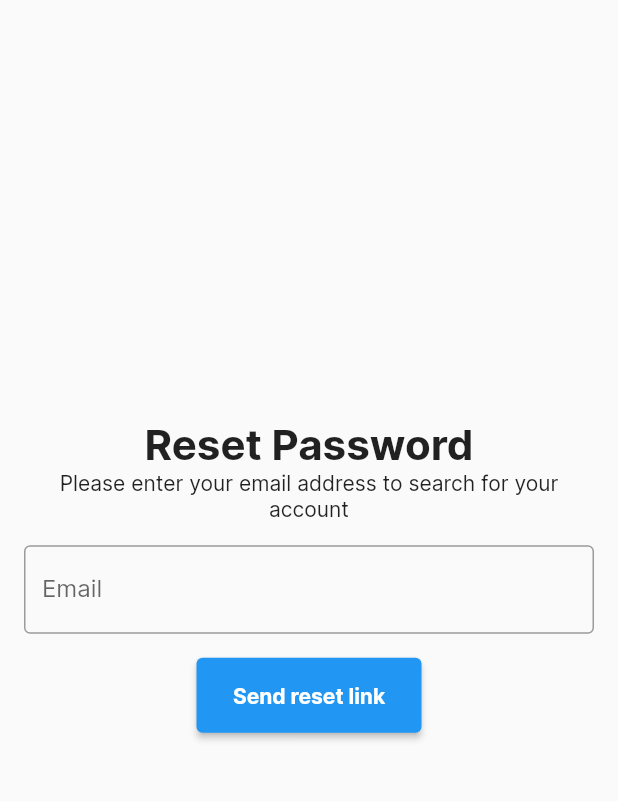
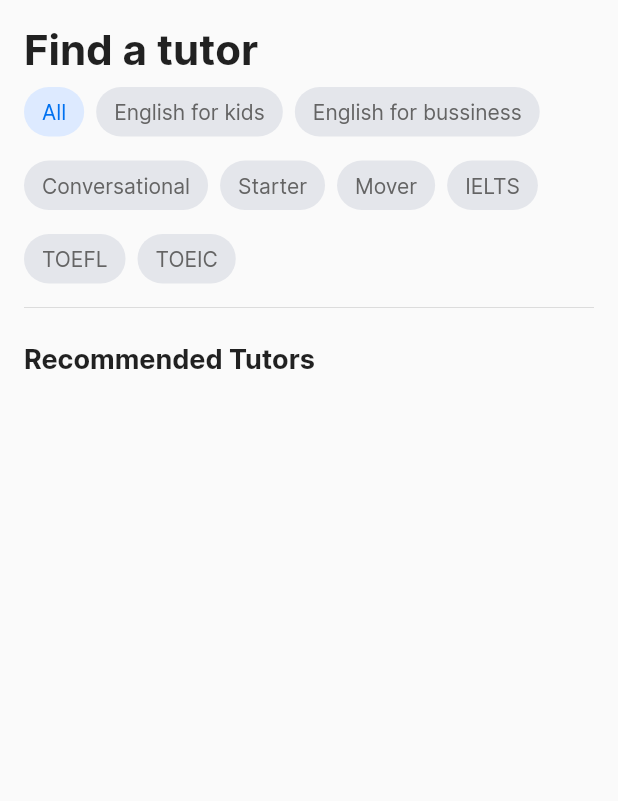
Before and after one commit to dainghia-tran/LetTutor, a Flutter app: the screen it shows after launch, on a phone screen of 412 x 824 dp, the part 84-885 px from its top. Run offline on Flutter 3.47's test engine with Material 2 defaults, Android fonts, the phone set to English and light mode, and no system bars; our stand-ins replace flutter_boxicons, flutter_svg.

Commit message:
Find tutors page without tutors cards

```diff
--- a/lib/lettutor_app.dart
+++ b/lib/lettutor_app.dart
@@ -1,4 +1,5 @@
 import 'package:flutter/material.dart';
+import 'package:lettutor/pages/find_tutor/find_tutor_page.dart';
 import 'package:lettutor/pages/login/login_page.dart';
 import 'package:lettutor/pages/reset_password/reset_password_page.dart';
 import 'package:lettutor/pages/sign_up/sign_up_page.dart';
@@ -10,7 +11,7 @@ class LetTutorApp extends StatelessWidget {
   Widget build(BuildContext context) {
     return MaterialApp(
       theme: ThemeData(fontFamily: 'Inter'),
-      home: const ResetPasswordPage(),
+      home: const FindTutorPage(),
     );
   }
 }
--- /dev/null
+++ b/lib/pages/find_tutor/find_tutor_page.dart
@@ -0,0 +1,87 @@
+import 'package:flutter/material.dart';
+import 'package:flutter_svg/svg.dart';
+import 'package:lettutor/widgets/tag.dart';
+
+class FindTutorPage extends StatefulWidget {
+  const FindTutorPage({Key? key}) : super(key: key);
+
+  @override
+  _FindTutorPageState createState() => _FindTutorPageState();
+}
+
+class _FindTutorPageState extends State<FindTutorPage> {
+  @override
+  Widget build(BuildContext context) {
+    return Scaffold(
+      appBar: AppBar(
+          elevation: 0,
+          backgroundColor: Theme.of(context).scaffoldBackgroundColor,
+          leading: Padding(
+            padding: const EdgeInsets.fromLTRB(16, 0, 0, 0),
+            child: SvgPicture.asset('assets/lettutor_logo.svg',
+                semanticsLabel: 'LetTutor logo'),
+          ),
+          leadingWidth: 200),
+      body: Padding(
+        padding: const EdgeInsets.all(16),
+        child: Column(
+          crossAxisAlignment: CrossAxisAlignment.start,
+          children: [
+            const Text(
+              'Find a tutor',
+              style: TextStyle(fontWeight: FontWeight.bold, fontSize: 28),
+            ),
+            Wrap(
+              children: [
+                Padding(
+                  padding: const EdgeInsets.fromLTRB(0, 8, 8, 8),
+                  child: Tag(text: 'All', isActive: true, onClick: (){},),
+                ),
+                Padding(
+                  padding: const EdgeInsets.fromLTRB(0, 8, 8, 8),
+                  child: Tag(text: 'English for kids', isActive: false, onClick: () {},),
+                ),
+                Padding(
+                  padding: const EdgeInsets.fromLTRB(0, 8, 8, 8),
+                  child: Tag(text: 'English for bussiness', isActive: false, onClick: (){}),
+                ),
+                Padding(
+                  padding: const EdgeInsets.fromLTRB(0, 8, 8, 8),
+                  child: Tag(text: 'Conversational', isActive: false, onClick: (){}),
+                ),
+                Padding(
+                  padding: const EdgeInsets.fromLTRB(0, 8, 8, 8),
+                  child: Tag(text: 'Starter', isActive: false, onClick: (){}),
+                ),
+                Padding(
+                  padding: const EdgeInsets.fromLTRB(0, 8, 8, 8),
+                  child: Tag(text: 'Mover', isActive: false, onClick: (){}),
+                ),
+                Padding(
+                  padding: const EdgeInsets.fromLTRB(0, 8, 8, 8),
+                  child: Tag(text: 'IELTS', isActive: false, onClick: (){}),
+                ),
+                Padding(
+                  padding: const EdgeInsets.fromLTRB(0, 8, 8, 8),
+                  child: Tag(text: 'TOEFL', isActive: false, onClick: (){}),
+                ),
+                Padding(
+                  padding: const EdgeInsets.fromLTRB(0, 8, 8, 8),
+                  child: Tag(text: 'TOEIC', isActive: false, onClick: (){}),
+                ),
+              ],
+            ),
+            const Divider(),
+            const Padding(
+              padding: EdgeInsets.only(top: 16),
+              child: Text(
+                'Recommended Tutors',
+                style: TextStyle(fontWeight: FontWeight.bold, fontSize: 18),
+              ),
+            )
+          ],
+        ),
+      ),
+    );
+  }
+}
--- /dev/null
+++ b/lib/widgets/tag.dart
@@ -0,0 +1,54 @@
+import 'package:flutter/material.dart';
+
+class Tag extends StatefulWidget {
+  final String text;
+  final bool isActive;
+  final Function? onClick;
+
+  const Tag(
+      {Key? key, required this.text, required this.isActive, this.onClick})
+      : super(key: key);
+
+  @override
+  State<Tag> createState() => _TagState();
+}
+
+class _TagState extends State<Tag> {
+  var isActiveState = false;
+
+  @override
+  void initState() {
+    super.initState();
+    isActiveState = widget.isActive;
+  }
+
+  @override
+  Widget build(BuildContext context) {
+    return GestureDetector(
+      onTap: () {
+        setState(() => {isActiveState = !isActiveState});
+        if(widget.onClick != null) {
+          widget.onClick!();
+        }
+      },
+      child: Container(
+        child: Padding(
+          padding: const EdgeInsets.fromLTRB(12, 8, 12, 8),
+          child: Text(
+            widget.text,
+            textAlign: TextAlign.center,
+            style: TextStyle(
+                color: isActiveState
+                    ? const Color(0xFF0071F0)
+                    : const Color(0xFF646464)),
+          ),
+        ),
+        decoration: BoxDecoration(
+          borderRadius: BorderRadius.circular(20),
+          color:
+              isActiveState ? const Color(0xFFDDEAFF) : const Color(0xFFE4E6EB),
+        ),
+      ),
+    );
+  }
+}
--- /dev/null
+++ b/lib/widgets/tutor_card.dart
@@ -0,0 +1,15 @@
+import 'package:flutter/material.dart';
+
+class TutorCard extends StatefulWidget {
+  const TutorCard({Key? key}) : super(key: key);
+
+  @override
+  _TutorCardState createState() => _TutorCardState();
+}
+
+class _TutorCardState extends State<TutorCard> {
+  @override
+  Widget build(BuildContext context) {
+    return Container();
+  }
+}
```
Also changed, not shown: lib/pages/find_tutor/find_tutor_bloc.dart (added).
